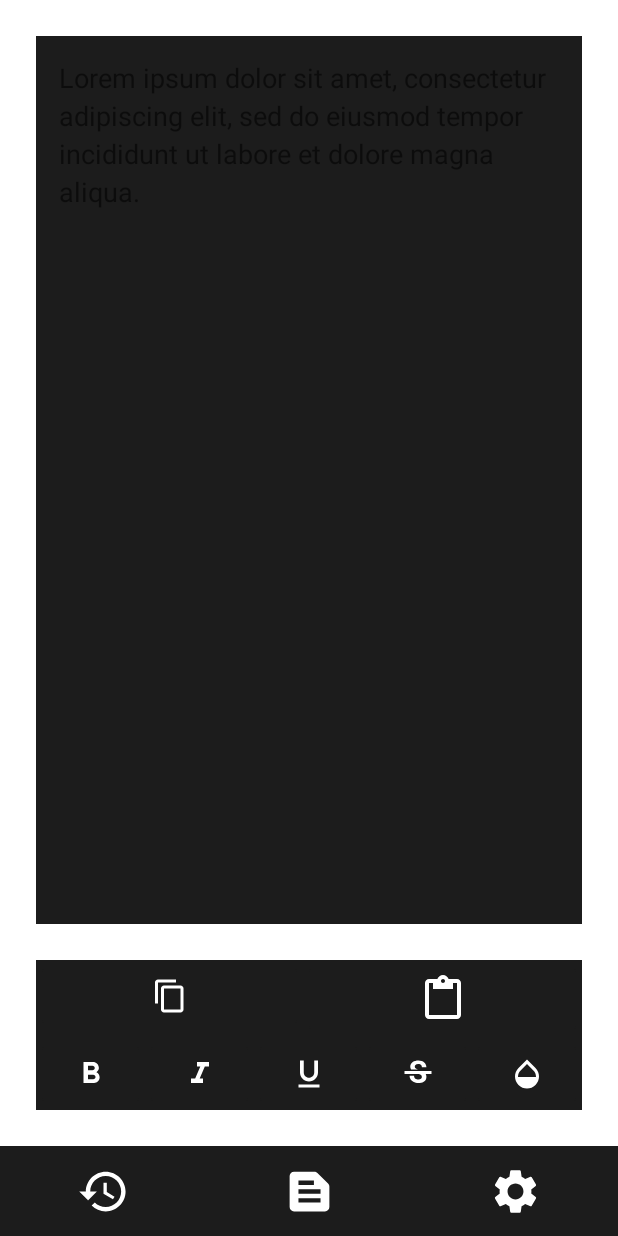
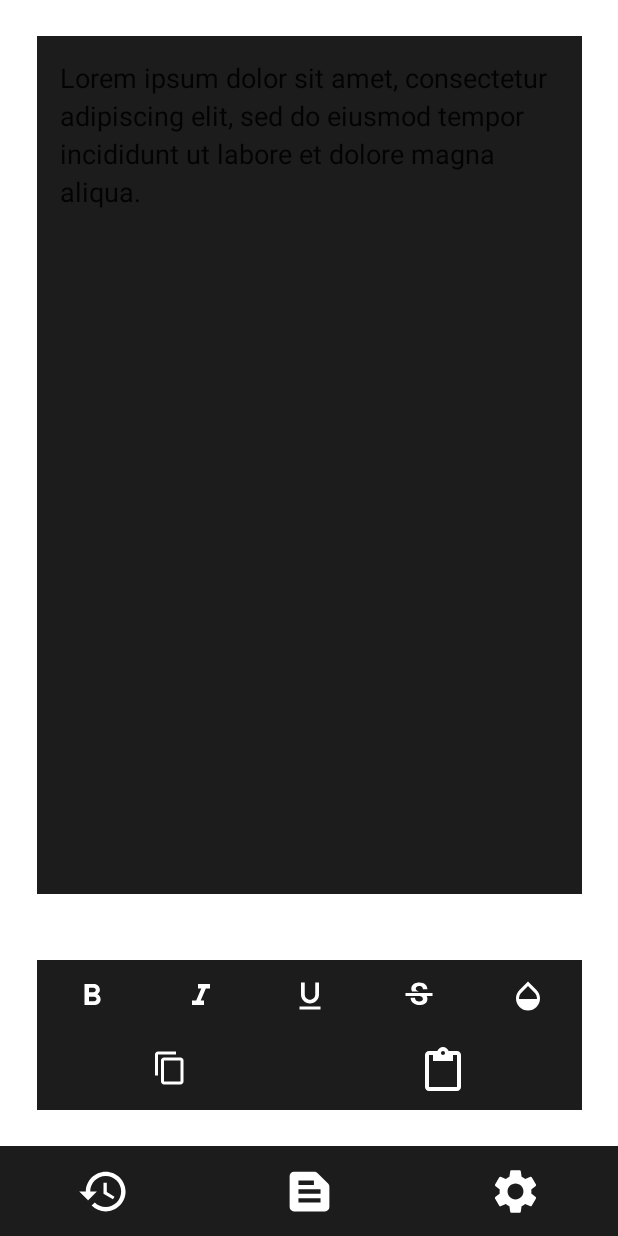
Before and after one commit to rif42/clipzy, an Android app: the layout activity_main.xml on its own in the app's theme, with its tools: preview values and no code run, on a phone screen of 412 x 824 dp. Run offline under Robolectric (Android 15) with nearby library versions, the phone set to English and light mode, and no system bars.

```diff
--- a/app/src/main/res/layout/activity_main.xml
+++ b/app/src/main/res/layout/activity_main.xml
@@ -6,14 +6,11 @@
     android:layout_width="match_parent"
     android:layout_height="match_parent">
 
-    <TextView
+    <EditText
         android:id="@+id/main_clipboard"
-        android:layout_width="0dp"
-        android:layout_height="0dp"
-        android:layout_marginStart="24dp"
+        android:layout_width="363dp"
+        android:layout_height="572dp"
         android:layout_marginTop="24dp"
-        android:layout_marginEnd="24dp"
-        android:layout_marginBottom="24dp"
         android:background="@color/AlmostBlack"
         android:gravity="start"
         android:lineSpacingExtra="4sp"
@@ -21,25 +18,18 @@
         android:text="@string/test"
         android:textAlignment="viewStart"
         android:textSize="18sp"
-        app:layout_constraintBottom_toTopOf="@+id/copy_paste"
         app:layout_constraintEnd_toEndOf="parent"
-        app:layout_constraintHorizontal_bias="1.0"
         app:layout_constraintStart_toStartOf="parent"
-        app:layout_constraintTop_toTopOf="parent"
-        app:layout_constraintVertical_bias="1.0" />
+        app:layout_constraintTop_toTopOf="parent" />
 
     <LinearLayout
         android:id="@+id/edit_buttons"
-        android:layout_width="0dp"
+        android:layout_width="363dp"
         android:layout_height="wrap_content"
-        android:layout_marginStart="24dp"
-        android:layout_marginEnd="24dp"
-        android:layout_marginBottom="24dp"
         android:background="@color/AlmostBlack"
         android:orientation="horizontal"
-        app:layout_constraintBottom_toTopOf="@+id/linearLayout"
+        app:layout_constraintBottom_toTopOf="@+id/copy_paste"
         app:layout_constraintEnd_toEndOf="parent"
-        app:layout_constraintHorizontal_bias="0.0"
         app:layout_constraintStart_toStartOf="parent">
 
         <ImageButton
@@ -96,14 +86,13 @@
 
     <LinearLayout
         android:id="@+id/copy_paste"
-        android:layout_width="0dp"
+        android:layout_width="363dp"
         android:layout_height="wrap_content"
-        android:layout_marginStart="24dp"
-        android:layout_marginEnd="24dp"
+        android:layout_marginBottom="24dp"
         android:layout_weight="1"
         android:background="@color/AlmostBlack"
         android:orientation="horizontal"
-        app:layout_constraintBottom_toTopOf="@+id/edit_buttons"
+        app:layout_constraintBottom_toTopOf="@+id/linearLayout"
         app:layout_constraintEnd_toEndOf="parent"
         app:layout_constraintStart_toStartOf="parent">
 
@@ -129,47 +118,33 @@
 
     </LinearLayout>
 
-    <TextView
-        android:id="@+id/clip_timestamp"
-        android:layout_width="0dp"
-        android:layout_height="wrap_content"
-        android:layout_marginBottom="32dp"
-        android:ems="10"
-        android:importantForAutofill="no"
-        android:text="@string/blank"
-        android:textAlignment="center"
-        app:layout_constraintBottom_toTopOf="@+id/copy_paste"
-        app:layout_constraintEnd_toEndOf="parent"
-        app:layout_constraintStart_toStartOf="parent"
-        tools:ignore="DuplicateSpeakableTextCheck" />
-
     <LinearLayout
         android:id="@+id/linearLayout"
         android:layout_width="0dp"
         android:layout_height="60dp"
+        android:background="@color/AlmostBlack"
         android:orientation="horizontal"
         app:layout_constraintBottom_toBottomOf="parent"
         app:layout_constraintEnd_toEndOf="parent"
-        app:layout_constraintStart_toStartOf="parent"
-        android:background="@color/AlmostBlack">
+        app:layout_constraintStart_toStartOf="parent">
 
         <ImageButton
             android:id="@+id/nav_history"
             android:layout_width="wrap_content"
             android:layout_height="match_parent"
             android:layout_weight="1"
+            android:background="@color/AlmostBlack"
             app:srcCompat="@drawable/ic_baseline_history_24"
-            tools:ignore="SpeakableTextPresentCheck"
-            android:background="@color/AlmostBlack"/>
+            tools:ignore="SpeakableTextPresentCheck" />
 
         <ImageButton
             android:id="@+id/nav_home"
             android:layout_width="wrap_content"
             android:layout_height="match_parent"
             android:layout_weight="1"
+            android:background="@color/AlmostBlack"
             app:srcCompat="@drawable/ic_baseline_text_snippet_24"
-            tools:ignore="SpeakableTextPresentCheck"
-            android:background="@color/AlmostBlack"/>
+            tools:ignore="SpeakableTextPresentCheck" />
 
         <ImageButton
             android:id="@+id/nav_settings"
@@ -183,6 +158,20 @@
     </LinearLayout>
 
     <TextView
+        android:id="@+id/clip_timestamp"
+        android:layout_width="442dp"
+        android:layout_height="wrap_content"
+        android:layout_marginBottom="8dp"
+        android:ems="10"
+        android:importantForAutofill="no"
+        android:text="@string/blank"
+        android:textAlignment="center"
+        app:layout_constraintBottom_toBottomOf="@+id/main_clipboard"
+        app:layout_constraintEnd_toEndOf="parent"
+        app:layout_constraintStart_toStartOf="parent"
+        tools:ignore="DuplicateSpeakableTextCheck" />
+
+    <TextView
         android:id="@+id/cliptest"
         android:layout_width="wrap_content"
         android:layout_height="wrap_content"
```
Also changed, not shown: app/src/main/java/com/example/test/ClipboardHistory.kt (+0 -2 lines), app/src/main/java/com/example/test/ClipboardHistoryAdapter.kt (+40 -0 lines), app/src/main/java/com/example/test/MainActivity.kt (+13 -1 lines), app/src/main/java/com/example/test/ui/dashboard/DashboardFragment.kt (deleted, +0 -44 lines), app/src/main/java/com/example/test/ui/dashboard/DashboardViewModel.kt (deleted, +0 -13 lines), app/src/main/java/com/example/test/ui/home/HomeFragment.kt (deleted, +0 -44 lines), app/src/main/java/com/example/test/ui/home/HomeViewModel.kt (deleted, +0 -13 lines), app/src/main/java/com/example/test/ui/notifications/NotificationsFragment.kt (deleted, +0 -44 lines), app/src/main/java/com/example/test/ui/notifications/NotificationsViewModel.kt (deleted, +0 -13 lines), app/src/main/res/layout/fragment_dashboard.xml (deleted, +0 -23 lines), app/src/main/res/layout/fragment_home.xml (deleted, +0 -23 lines), app/src/main/res/layout/fragment_notifications.xml (deleted, +0 -23 lines).
